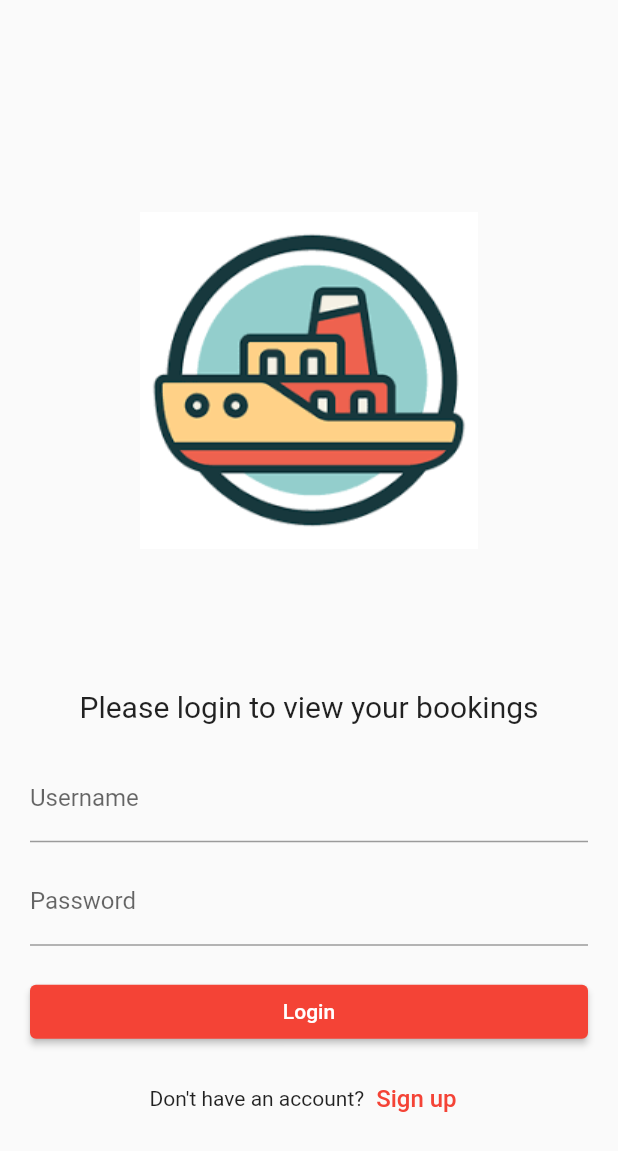
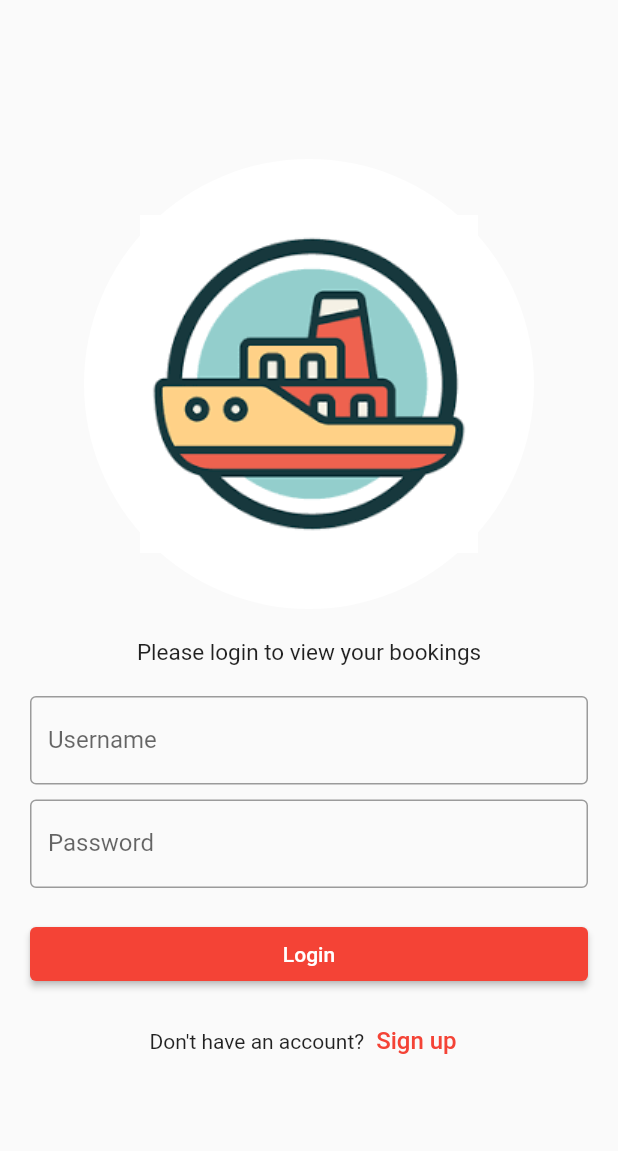
Before and after one commit to AhmadAyman089/ferry_ticket_application, a Flutter app: the screen it shows after launch, on a phone screen of 412 x 824 dp. Shown: the top 1151 px of the screen. Run offline on Flutter 3.47's test engine with Material 2 defaults, Android fonts, the light colour scheme and no system bars; our stand-ins replace font_awesome_flutter, sqflite; accounts and stored records are empty.

Commit message:
Update login.dart

```diff
--- a/lib/pages/login.dart
+++ b/lib/pages/login.dart
@@ -27,14 +27,15 @@ class _LoginPageState extends State<LoginPage> {
             mainAxisAlignment: MainAxisAlignment.center,
             crossAxisAlignment: CrossAxisAlignment.stretch,
             children: [
-              Image.asset(
+              CircleAvatar(radius: 150, backgroundColor: Colors.white,child: Image.asset(
                 'assets/ferrylogo.png',
-                width: MediaQuery.of(context).size.width / 2,
-              ),
+                width: MediaQuery.of(context).size.width / 1,
+              ))
+              ,
               const SizedBox(height: 20.0),
               const Text(
                 'Please login to view your bookings',
-                style: TextStyle(fontSize: 20),
+                style: TextStyle(fontSize: 15),
                 textAlign: TextAlign.center,
               ),
               const SizedBox(height: 20.0),
@@ -42,6 +43,9 @@ class _LoginPageState extends State<LoginPage> {
                 controller: nameController,
                 decoration: const InputDecoration(
                   labelText: 'Username',
+                  border: OutlineInputBorder(
+                    borderSide: BorderSide(color: Colors.grey),
+                  ),
                 ),
                 validator: (value) {
                   if (value == null || value.isEmpty) {
@@ -50,13 +54,20 @@ class _LoginPageState extends State<LoginPage> {
                   return null;
                 },
               ),
+
               const SizedBox(height: 10.0),
               TextFormField(
                 obscureText: true,
                 controller: passwordController,
+
                 decoration: const InputDecoration(
                   labelText: 'Password',
+                  border: OutlineInputBorder(
+                    borderSide: BorderSide(color: Colors.grey),
+                  ),
                 ),
+
+
                 validator: (value) {
                   if (value == null || value.isEmpty) {
                     return 'Please enter your password';
```
